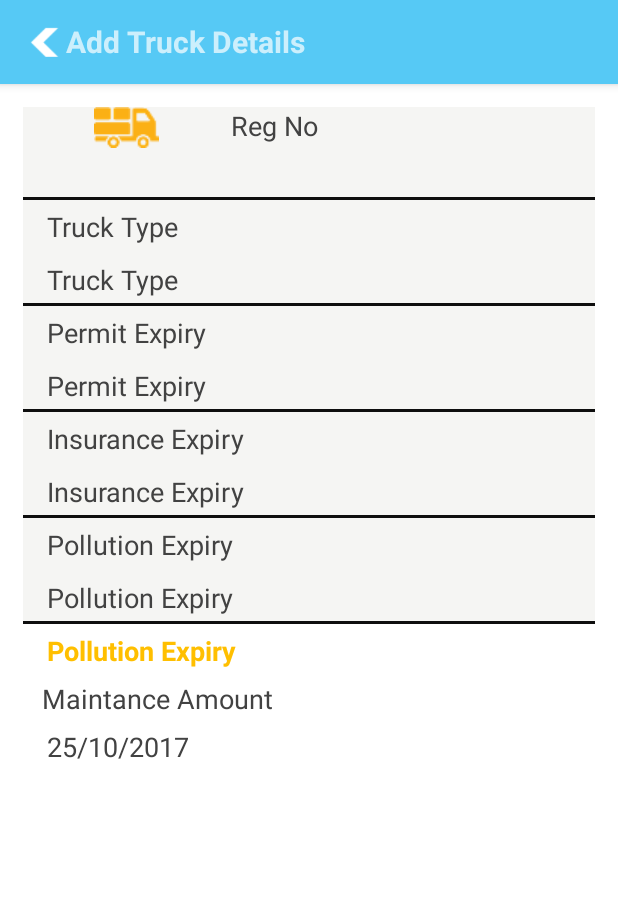
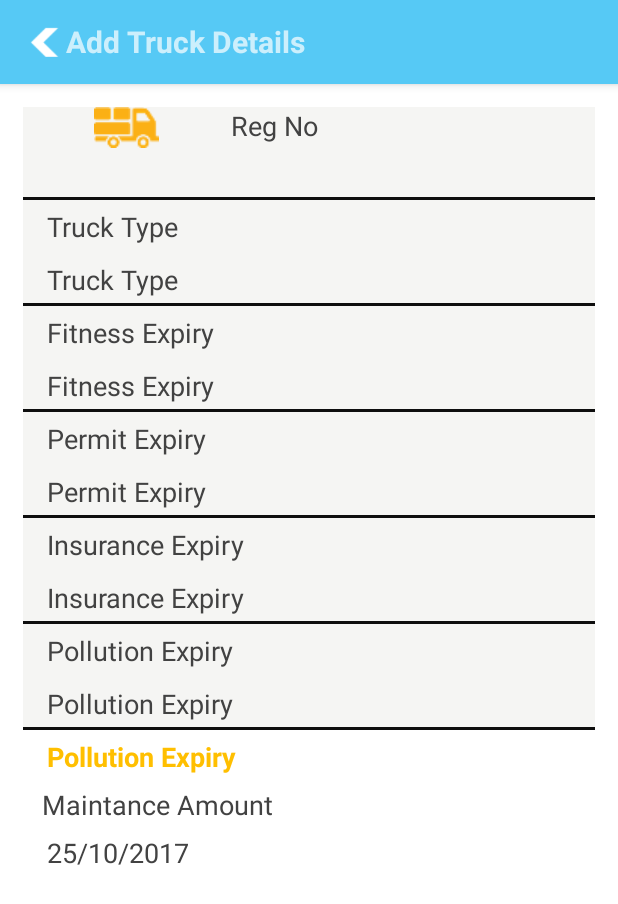
Before and after one commit to srinikandula/easygadiandroid, an Android app: the TruckDetails screen opened directly, with no data from a screen before it, on a phone screen of 412 x 824 dp. Shown: the top 904 px of the screen. Run offline under Robolectric (Android 15) with nearby library versions, the phone set to English and light mode, and no system bars.

Commit message:
add home and report icon,integrate maintenance list module

```diff
--- a/easyGaadiTrucks/src/main/java/com/easygaadi/trucksmobileapp/LoginActivity.java
+++ b/easyGaadiTrucks/src/main/java/com/easygaadi/trucksmobileapp/LoginActivity.java
@@ -670,6 +670,7 @@ public class LoginActivity extends Activity {
 				}
 				System.out.println("" + String.valueOf(post_dict));
 				String result = parser.easyyExcutePost(LoginActivity.this,TruckApp.userLoginURL,String.valueOf(post_dict));
+				System.out.println("login o/p"+result);
 				res = new JSONObject(result);
 
 			} catch (Exception e) {
@@ -689,7 +690,6 @@ public class LoginActivity extends Activity {
 				try {
 					//JSONObject js = new JSONObject(s);
 					if (!s.getBoolean("status")) {
-
 						Toast.makeText(context, "fail",Toast.LENGTH_LONG).show();
 					} else {
 
--- a/easyGaadiTrucks/src/main/java/com/easygaadi/trucksmobileapp/TruckApp.java
+++ b/easyGaadiTrucks/src/main/java/com/easygaadi/trucksmobileapp/TruckApp.java
@@ -153,6 +153,7 @@ public class TruckApp extends MultiDexApplication {
     public static String driverListURL =  ERP_URL+"drivers/";
     public static String driverFreshURL =  ERP_URL+"drivers/get/";
     public static String truckListURL =  ERP_URL+"trucks";
+    public static String maintenanceListURL =  ERP_URL+"maintenance";
 
 
 
--- a/easyGaadiTrucks/src/main/res/layout/activity_truck_details2.xml
+++ b/easyGaadiTrucks/src/main/res/layout/activity_truck_details2.xml
@@ -126,6 +126,43 @@
                         android:layout_height="match_parent"
                         android:layout_marginLeft="@dimen/padding_5"
                         android:hint="@string/truck_type"
+                        android:textAppearance="?android:attr/textAppearanceMedium"
+                        android:textColorHint="@color/blackblueshade"
+                        android:gravity="left|center"
+                        android:padding="5dp"/>
+                </LinearLayout>
+            </LinearLayout>
+
+
+            <LinearLayout
+                android:layout_width="match_parent"
+                android:layout_height="wrap_content"
+                android:orientation="horizontal"
+                android:background="@drawable/erp_details_line">
+                <LinearLayout
+                    android:layout_width="match_parent"
+                    android:layout_height="wrap_content"
+                    android:orientation="vertical"
+                    android:layout_weight="1"
+                    android:layout_marginLeft="@dimen/margin_5"
+                    android:layout_marginRight="@dimen/margin_5"
+                    android:gravity="top">
+                    <TextView
+                        android:layout_width="match_parent"
+                        android:layout_height="match_parent"
+                        android:layout_marginLeft="@dimen/padding_5"
+                        android:hint="@string/truck_fexpiry"
+                        android:textAppearance="?android:attr/textAppearanceMedium"
+                        android:textColorHint="@color/blackblueshade"
+                        android:gravity="left|center"
+                        android:visibility="visible"
+                        android:padding="5dp"/>
+                    <TextView
+                        android:id="@+id/fitnessExpiry"
+                        android:layout_width="match_parent"
+                        android:layout_height="match_parent"
+                        android:layout_marginLeft="@dimen/padding_5"
+                        android:hint="@string/truck_fexpiry"
                         android:textAppearance="?android:attr/textAppearanceMedium"
                         android:textColorHint="@color/blackblueshade"
                         android:gravity="left|center"
--- a/easyGaadiTrucks/src/main/res/menu/erp_menu.xml
+++ b/easyGaadiTrucks/src/main/res/menu/erp_menu.xml
@@ -5,14 +5,14 @@
 
     <item
         android:id="@+id/action_reports"
-        android:icon="@drawable/ic_trip_mdpi"
+        android:icon="@drawable/erp_report"
         android:orderInCategory="0"
         android:showAsAction="ifRoom"
         android:title="@string/trips"
         app:showAsAction="always"/>
     <item
          android:id="@+id/action_home"
-         android:icon="@drawable/ic_trip_list"
+         android:icon="@drawable/erp_home"
          android:orderInCategory="0"
          android:showAsAction="ifRoom"
          android:title="@string/rewardpoints"
--- a/easyGaadiTrucks/src/main/res/values/strings.xml
+++ b/easyGaadiTrucks/src/main/res/values/strings.xml
@@ -398,11 +398,11 @@
 
     <!--erp string-->
     <string name="shareP_erp">EasyGaadiERP</string>
-    <string name="erp_trunks">Trunks</string>
+    <string name="erp_trunks">Trucks</string>
     <string name="erp_drivers">Drivers</string>
     <string name="erp_party">PartY</string>
     <string name="erp_trips">Trips</string>
-    <string name="erp_maintenance">Maintenace</string>
+    <string name="erp_maintenance">Maintenance</string>
     <string name="erp_trip_date">Trip Date</string>
     <string name="erp_trunknum">Trunck Number</string>
     <string name="erp_frm">From</string>
@@ -410,7 +410,7 @@
     <string name="erp_bkdload">Book Load</string>
     <string name="erp_drivernme">Driver Name</string>
 
-    <string name="erp_diesalamt">Diesal Amount</string>
+    <string name="erp_diesalamt">Diesel Amount</string>
     <string name="erp_tollgateamt">Tollgate Amount</string>
     <string name="erp_tonnage">Tonnage</string>
     <string name="erp_rate">Rate</string>
```
Also changed, not shown: easyGaadiTrucks/src/main/java/com/easygaadi/erp/MaintenanceList.java (+143 -41 lines), easyGaadiTrucks/src/main/java/com/easygaadi/models/MaitenanceVo.java (added, +121 -0 lines), easyGaadiTrucks/src/main/java/com/easygaadi/trucksmobileapp/TruckDetails.java (+33 -2 lines), easyGaadiTrucks/src/main/res/drawable/erp_home.png (added), easyGaadiTrucks/src/main/res/drawable/erp_report.png (added), easyGaadiTrucks/src/main/res/drawable/green.png, easyGaadiTrucks/src/main/res/drawable/orange.png, easyGaadiTrucks/src/main/res/drawable/red.png.
